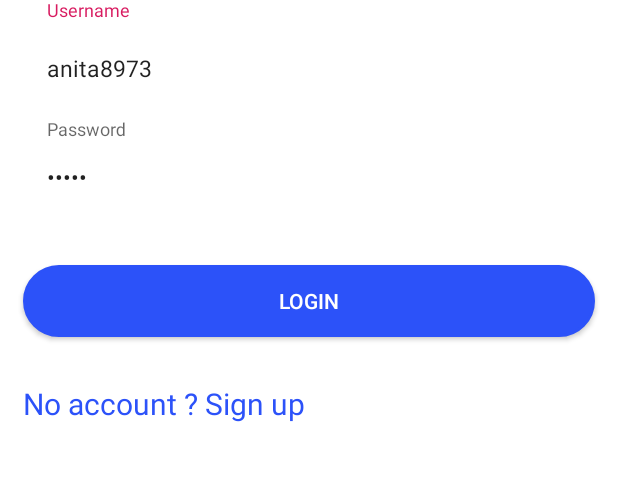
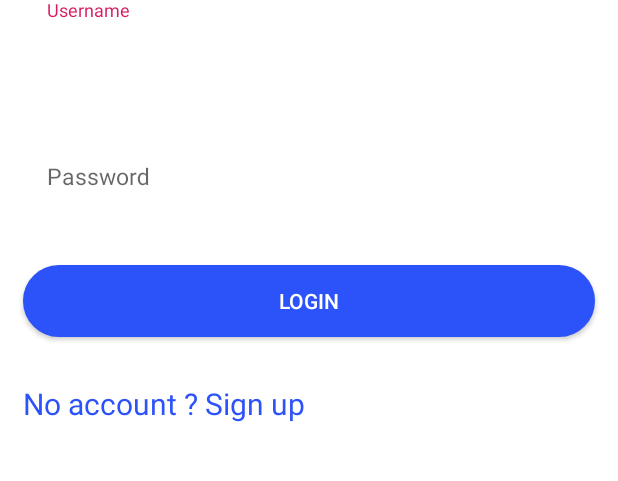
Before and after one commit to acesur/TaskManagerAPI, an Android app: the screen it shows after launch (LoginActivity), on a phone screen of 412 x 824 dp, the part 519-1000 px from its top. Run offline under Robolectric (Android 15) with nearby library versions, the phone set to English and light mode, and no system bars.

```diff
--- a/app/src/main/java/com/example/taskmanager/activities/LoginActivity.java
+++ b/app/src/main/java/com/example/taskmanager/activities/LoginActivity.java
@@ -31,9 +31,6 @@ public class LoginActivity extends AppCompatActivity {
         tvSignup = findViewById(R.id.tvSignup);
         btnLogin = findViewById(R.id.btnLogin);
 
-        etUsername.setText("anita8973");
-        etPassword.setText("anita");
-
         tvSignup.setOnClickListener(new View.OnClickListener() {
             @Override
             public void onClick(View v) {
```
